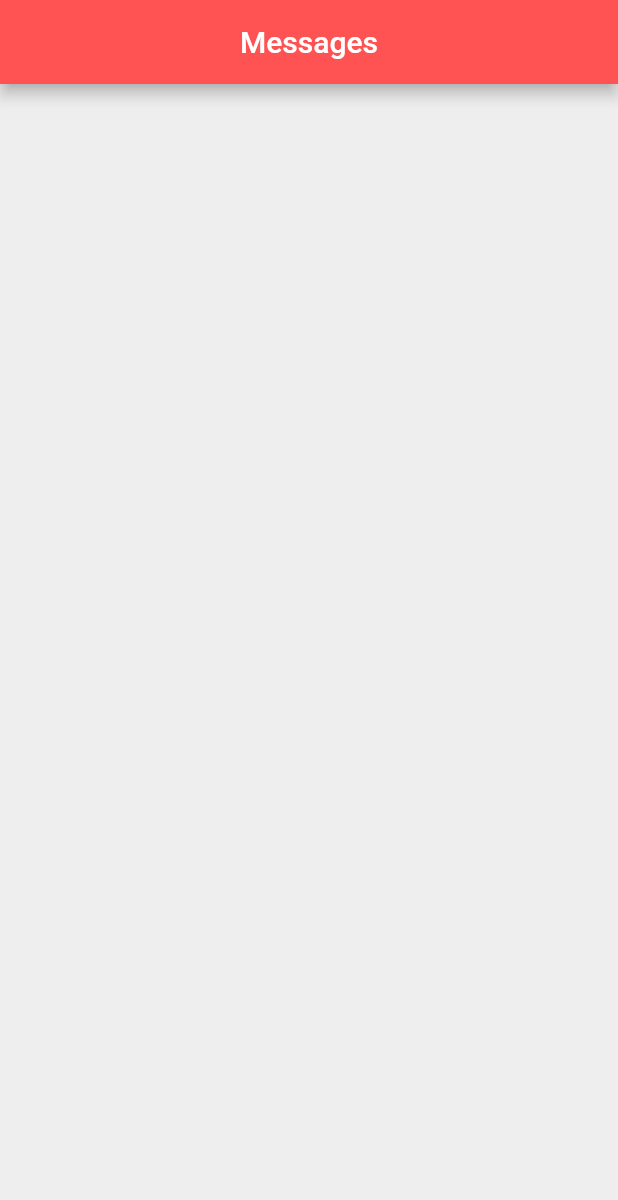
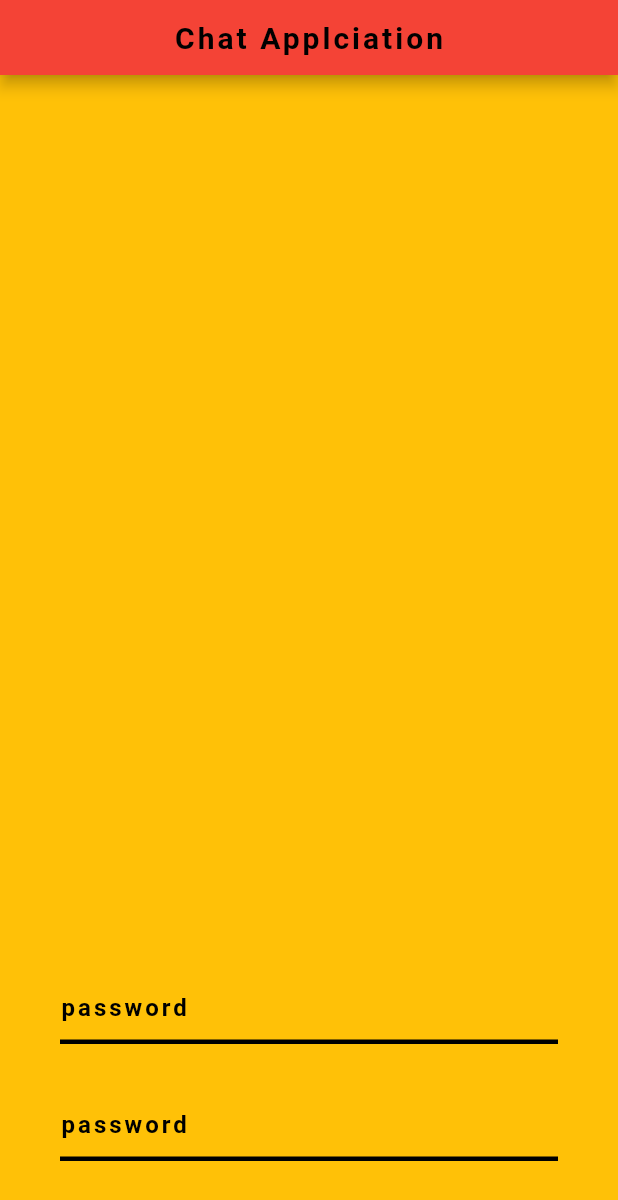
Before and after one commit to KhadijaKamran/ChatApplication, a Flutter app: the screen it shows after launch, on a phone screen of 412 x 824 dp. Shown: the top 1200 px of the screen. Run offline on Flutter 3.47's test engine with Material 2 defaults, Android fonts, the phone set to English and light mode, and no system bars.

Commit message:
added text fields

```diff
--- a/lib/main.dart
+++ b/lib/main.dart
@@ -1,15 +1,17 @@
+import 'package:chat_application/views/signin.dart';
 import 'package:flutter/material.dart';
 
 void main() {
   runApp(MaterialApp(
-      home: Scaffold(
-        backgroundColor: Colors.grey[200],
-        appBar: AppBar(
-          title: Text('Messages'),
-          centerTitle: true,
-          backgroundColor: Colors.redAccent,
-        ),
-      ),
-    )
+    title: 'Chat Application',
+    theme: ThemeData(
+      scaffoldBackgroundColor:  Colors.amber,
+      primaryColor: Colors.black,
+      primarySwatch: Colors.red,
+      visualDensity: VisualDensity.adaptivePlatformDensity,
+    ),
+    debugShowCheckedModeBanner: false,
+    home: SignIn(),
+    ),
   );
 }
--- a/lib/views/signin.dart
+++ b/lib/views/signin.dart
@@ -0,0 +1,36 @@
+import 'package:chat_application/widgets/widget.dart';
+import 'package:flutter/material.dart';
+
+class SignIn extends StatefulWidget {
+  const SignIn({Key? key}) : super(key: key);
+
+  @override
+  _SignInState createState() => _SignInState();
+}
+
+class _SignInState extends State<SignIn> {
+  @override
+  Widget build(BuildContext context) {
+    return Scaffold(
+      appBar: mainAppBar(),
+      body: Container(
+        padding: EdgeInsets.symmetric(vertical: 20, horizontal: 40),
+        child: Column(
+          mainAxisAlignment: MainAxisAlignment.end,
+          children: [
+            TextField(
+              decoration: mainInputDecoration('username'),
+            ),
+            SizedBox(height: 30),
+            TextField(
+              decoration: mainInputDecoration('password'),
+            ),
+            SizedBox(height: 30),
+
+          ],
+        ),
+      ),
+    );
+
+  }
+}
--- /dev/null
+++ b/lib/widgets/widget.dart
@@ -0,0 +1,58 @@
+import 'package:flutter/material.dart';
+
+class mainAppBar extends StatelessWidget implements PreferredSizeWidget {
+  const mainAppBar({Key? key}) : super(key: key);
+
+  @override
+  Widget build(BuildContext context) {
+    return AppBar(
+      title: Text('Chat Applciation',
+        style: TextStyle(
+          color: Colors.black,
+          letterSpacing: 2,
+          fontWeight: FontWeight.bold
+        ),
+      ),
+      centerTitle: true,
+    );
+  }
+
+  @override
+  // TODO: implement preferredSize
+  Size get preferredSize => const Size.fromHeight(50);
+}
+
+// Widget mianAppBar(BuildContext context){
+//   return AppBar(
+//     title: Text('Chat Applciation',
+//       style: TextStyle(
+//           color: Colors.black,
+//           letterSpacing: 2,
+//           fontWeight: FontWeight.bold
+//       ),
+//     ),
+//     centerTitle: true,
+//   );
+// }
+InputDecoration mainInputDecoration(String string){
+  return InputDecoration(
+    hintText: 'password',
+    hintStyle: TextStyle(
+      color: Colors.black,
+      letterSpacing: 2.0,
+      fontWeight: FontWeight.bold,
+    ),
+    focusedBorder: UnderlineInputBorder(
+        borderSide: BorderSide(
+          color: Colors.black,
+          width: 3.0,
+        )
+    ),
+    enabledBorder:UnderlineInputBorder(
+        borderSide: BorderSide(
+          color: Colors.black,
+          width: 3.0,
+        )
+    ),
+  );
+}
```
